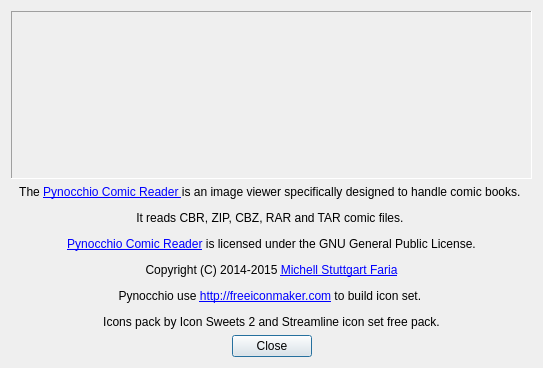
mstuttgart/pynocchio, file src/about_dialog.ui: the form before one commit.
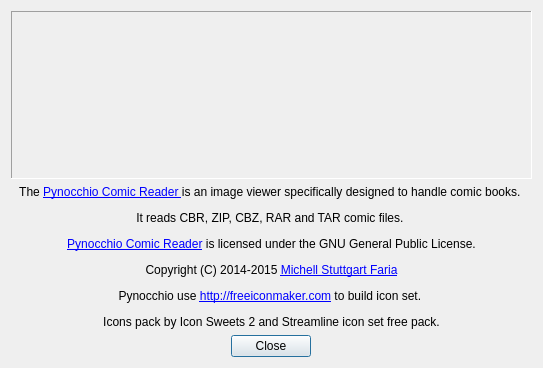
The form after the commit. Icons and pictures are not drawn.

Commit message: [UPDATE] About dialog updated

What changed in the file:
```diff
--- a/src/about_dialog.ui
+++ b/src/about_dialog.ui
@@ -14,7 +14,7 @@
    </rect>
   </property>
   <property name="sizePolicy">
-   <sizepolicy hsizetype="Fixed" vsizetype="Fixed">
+   <sizepolicy hsizetype="Expanding" vsizetype="Expanding">
     <horstretch>0</horstretch>
     <verstretch>0</verstretch>
    </sizepolicy>
@@ -85,19 +85,6 @@
    </item>
    <item>
     <layout class="QHBoxLayout" name="horizontalLayout">
-     <item>
-      <spacer name="horizontalSpacer">
-       <property name="orientation">
-        <enum>Qt::Horizontal</enum>
-       </property>
-       <property name="sizeHint" stdset="0">
-        <size>
-         <width>40</width>
-         <height>20</height>
-        </size>
-       </property>
-      </spacer>
-     </item>
      <item>
       <widget class="QPushButton" name="button_close">
        <property name="sizePolicy">
@@ -118,19 +105,6 @@
        </property>
       </widget>
      </item>
-     <item>
-      <spacer name="horizontalSpacer_2">
-       <property name="orientation">
-        <enum>Qt::Horizontal</enum>
-       </property>
-       <property name="sizeHint" stdset="0">
-        <size>
-         <width>40</width>
-         <height>20</height>
-        </size>
-       </property>
-      </spacer>
-     </item>
     </layout>
    </item>
   </layout>
```
The commit also changes 1 other file.
